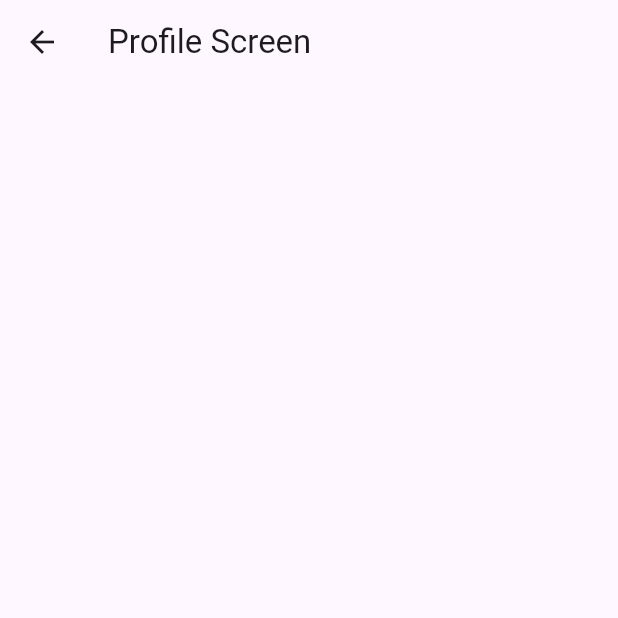
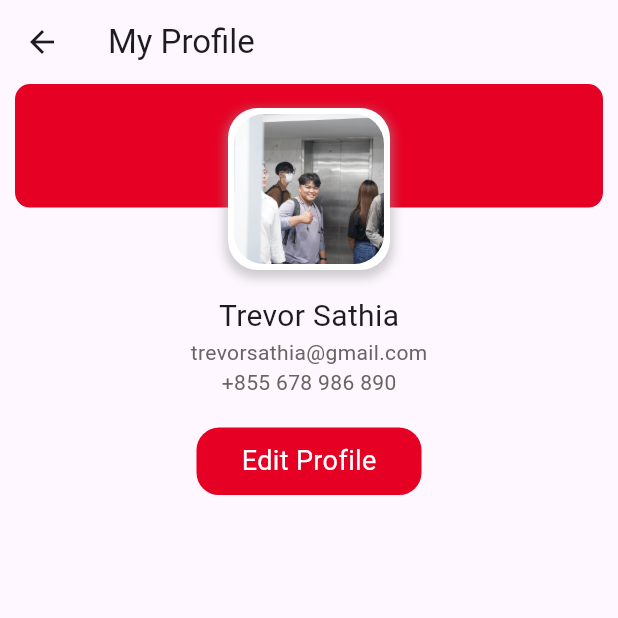
Before and after one commit to SathiaPang/kilofoodie, a Flutter app: the ProfileScreen screen opened directly, on a phone screen of 412 x 824 dp, the top half of it. Run offline on Flutter 3.47's test engine with Material 3 defaults, Android fonts, the light colour scheme and no system bars; our stand-ins replace get, get_storage, salomon_bottom_bar; accounts and stored records are empty.

Commit message:
More commit

```diff
--- a/lib/screens/Navigation_screen/profile_screen.dart
+++ b/lib/screens/Navigation_screen/profile_screen.dart
@@ -1,13 +1,97 @@
 import 'package:flutter/material.dart';
+import 'package:kilofoodie/constant/constants.dart';
 
 class ProfileScreen extends StatelessWidget {
   const ProfileScreen({super.key});
 
   @override
   Widget build(BuildContext context) {
+    Size size = MediaQuery.of(context).size;
+    final borderRadius = BorderRadius.circular(20);
     return Scaffold(
       appBar: AppBar(
-        title: Text('Profile Screen'),
+        title: Text('My Profile'),
+      ),
+      body: Padding(
+        padding: const EdgeInsets.symmetric(horizontal: 10.0),
+        child: Column(
+          children: [
+            Container(
+              height: size.height * .17,
+              child: Stack(
+                children: [
+                  Container(
+                    height: size.height * .10,
+                    decoration: BoxDecoration(
+                      color: Constants.primaryColor,
+                      borderRadius: BorderRadius.circular(10),
+                    ),
+                  ),
+                  Center(
+                    child: Container(
+                      padding: EdgeInsets.all(4), // Border width
+                      decoration: BoxDecoration(
+                        color: Constants.White,
+                        borderRadius: borderRadius,
+                        boxShadow: [
+                          BoxShadow(
+                            color: Colors.grey.withOpacity(0.5), // Shadow color
+                            spreadRadius: 2, // Spread radius
+                            blurRadius: 5, // Blur radius
+                            offset: Offset(0, 3), // Offset in x and y
+                          ),
+                        ],
+                      ),
+                      child: ClipRRect(
+                        borderRadius: borderRadius,
+                        child: Image.asset(
+                          'assets/images/image-acc.jpg',
+                          fit: BoxFit.cover,
+                          height: 100,
+                          width: 100,
+                        ),
+                      ),
+                    ),
+                  ),
+                ],
+              ),
+            ),
+            Text(
+              'Trevor Sathia',
+              style: TextStyle(fontSize: 20),
+            ),
+            Text(
+              'trevorsathia@gmail.com',
+              style: TextStyle(color: Constants.formtextcolor),
+            ),
+            Text(
+              '+855 678 986 890',
+              style: TextStyle(color: Constants.formtextcolor),
+            ),
+            SizedBox(
+              height: 20,
+            ),
+            InkWell(
+              onTap: () {
+                print('you printed edit profile');
+              },
+              child: Container(
+                width: 150,
+                height: 45,
+                child: Center(
+                  child: Text(
+                    'Edit Profile',
+                    style: TextStyle(color: Constants.White, fontSize: 18),
+                  ),
+                ),
+                decoration: BoxDecoration(
+                  borderRadius: BorderRadius.circular(15),
+                  color: Constants.primaryColor,
+                ),
+              ),
+            )
+          ],
+        ),
       ),
     );
   }
```
